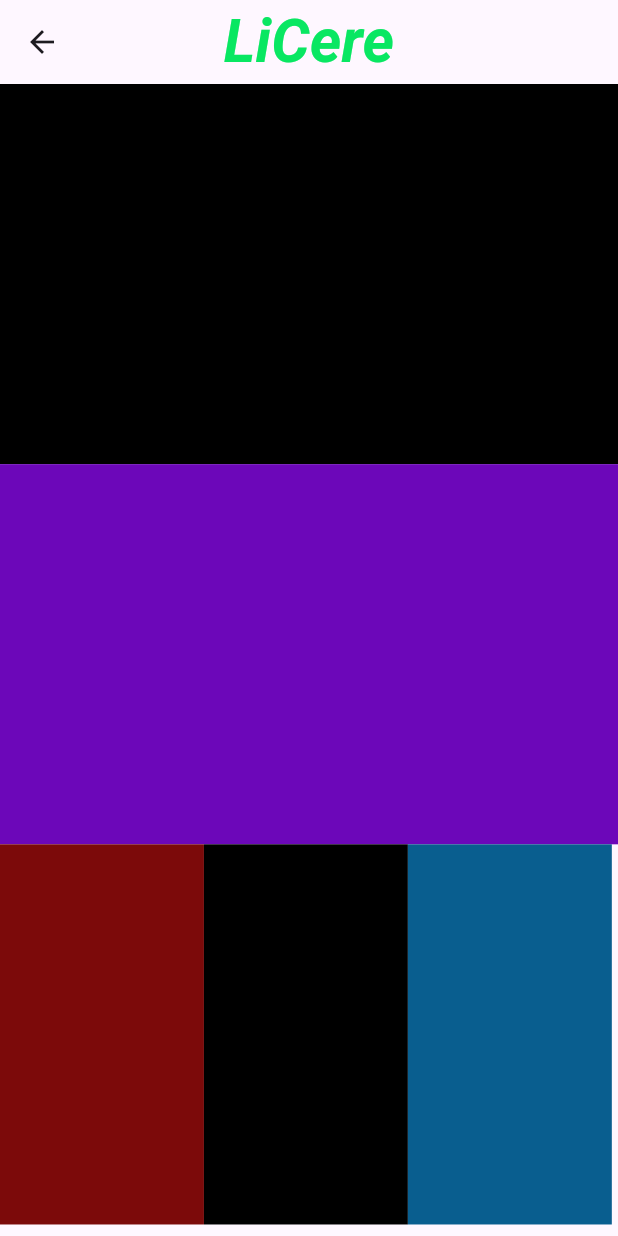
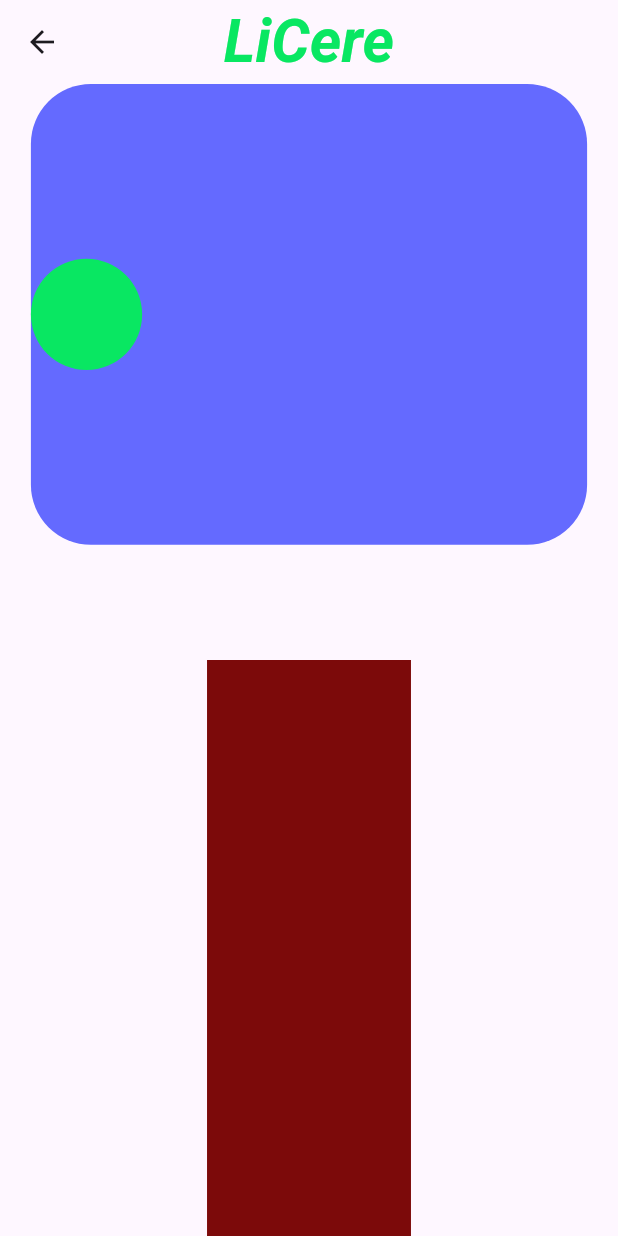
Before and after one commit to Jparruda/LiCereFlutter, a Flutter app: the Resultados screen opened directly, on a phone screen of 412 x 824 dp. Run offline on Flutter 3.47's test engine with Material 3 defaults, Android fonts, the phone set to English and light mode, and no system bars; our stand-ins replace get_it, google_fonts.

Commit message:
tela resultados

```diff
--- a/lib/main.dart
+++ b/lib/main.dart
@@ -20,7 +20,7 @@ class MyApp extends StatelessWidget {
     return MaterialApp(
       title: 'Licere',
       theme: mainTheme,
-      home: const HomePage(),
+      home: const Resultados(),
       // home: const Resultados(),
     );
   }
--- a/lib/screens/results.dart
+++ b/lib/screens/results.dart
@@ -55,40 +55,41 @@ class _ResultadosState extends State<Resultados> {
       body: LayoutBuilder(
         builder: (context, constraints) {
           // Definir o padding proporcional como 33% da altura da tela
-          double paddingProporcional = constraints.maxHeight * 0.33;
           return  SingleChildScrollView(
+            child: Center(
               child: Column(
                 children: [
                   Container(
-                  color: Colors.black,
-                  height:  constraints.maxHeight * 0.33,
+                    height:  constraints.maxHeight * 0.4,
+                    width:  constraints.maxWidth * 0.9,
+                    decoration: BoxDecoration(
+                      color: const Color(0xFF646AFF),
+                      borderRadius: BorderRadius.circular(40)
+                    ),
+                    child: Row(
+                      children: [
+                        Container(
+                          width:  constraints.maxWidth * 0.18,
+                          decoration: const BoxDecoration(
+                            shape: BoxShape.circle,
+                            color: Color(0xFF09E762)
+                          ),
+                        )
+                      ],
+                    ),
+
+                  ),
+                  Container(
+                    height:  constraints.maxHeight * 0.1,
                     width:  constraints.maxWidth,
                   ),
                   Container(
-                  color: Color(0xFF6C07B9),
-                  height:  constraints.maxHeight * 0.33,
-                  width:  constraints.maxWidth,
-                ),
-                Row(
-                  children: [
-                    Container(
                     width:  constraints.maxWidth * 0.33, // Largura do container para visualização
-                      height:  constraints.maxHeight * 0.33, // Altura do container para visualização
-                      color: Color(0xFF7C0A0A),
-                    ),
-                    Container(
-                      width:  constraints.maxWidth * 0.33, // Largura do container para visualização
-                      height:  constraints.maxHeight * 0.33, // Altura do container para visualização
-                      color: Colors.black,
-                    ),
-                    Container(
-                      width:  constraints.maxWidth * 0.33, // Largura do container para visualização
-                      height:  constraints.maxHeight * 0.33, // Altura do container para visualização
-                      color: Color(0xFF095E8F),
+                    height:  constraints.maxHeight * 0.5, // Altura do container para visualização
+                    color: const Color(0xFF7C0A0A),
                         ),
                 ],
-                )
-              ],
+                        ),
             )
         );
       }),
```
Lines whose indentation alone changed are shown as unchanged.
